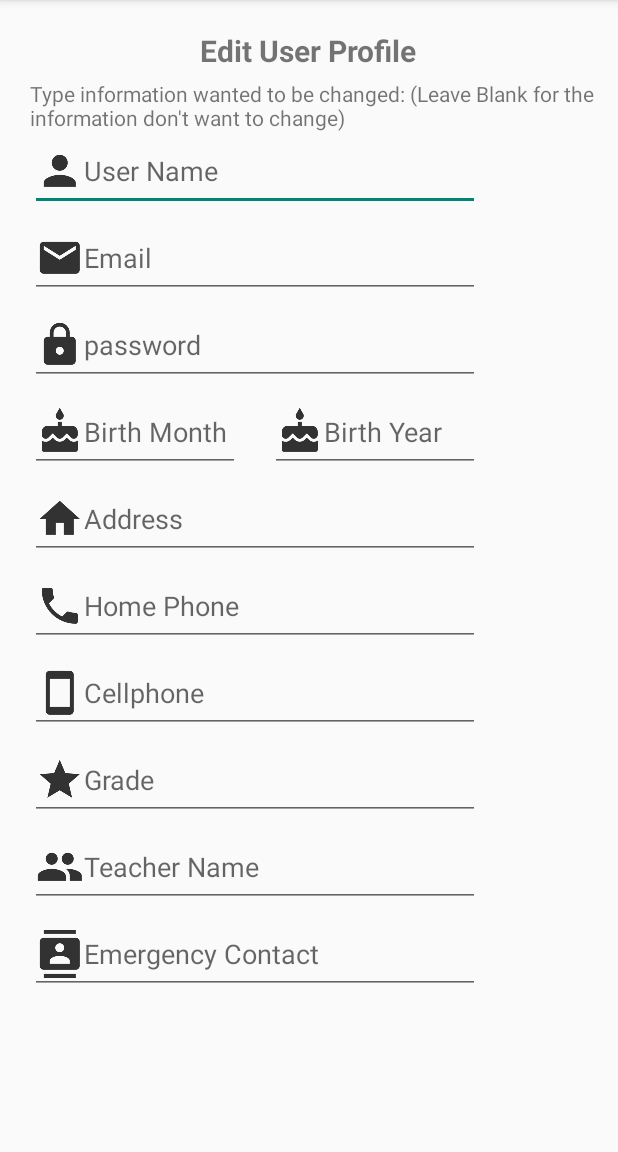
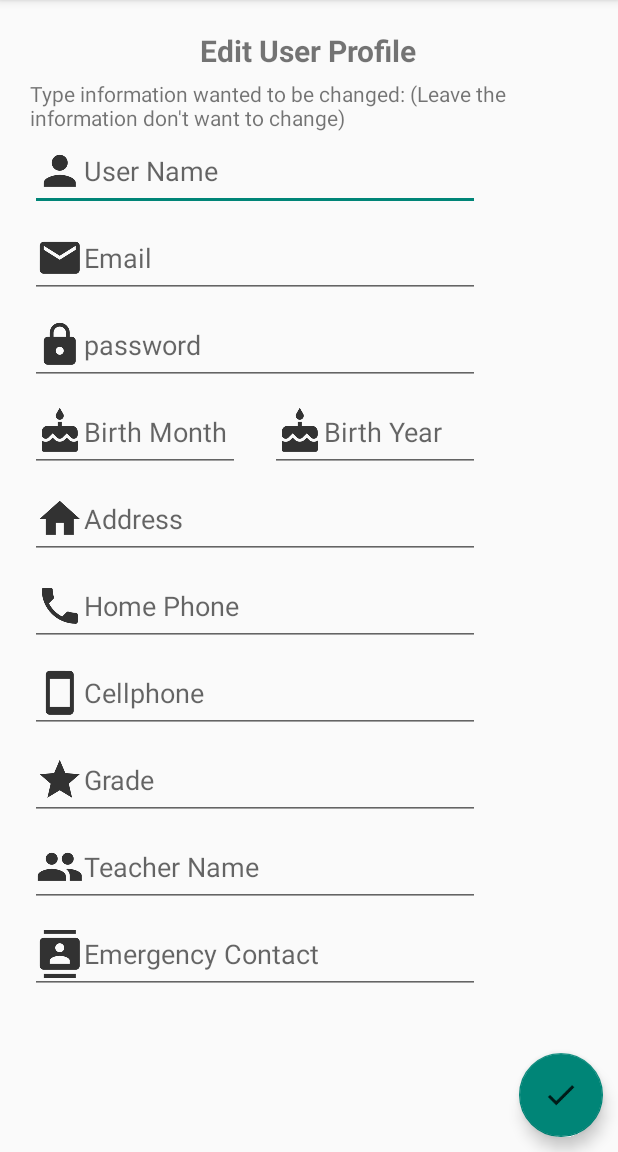
Before and after one commit to flitcher/WalkingSchool, an Android app: the EditUserProfile screen opened directly, with no data from a screen before it, on a phone screen of 412 x 824 dp, the part 84-1236 px from its top. Run offline under Robolectric (Android 15) with nearby library versions, the phone set to English and light mode, and no system bars; network calls fail; 12 statements that could not run were skipped.

Commit message:
edit user done

```diff
--- a/app/src/main/res/layout/activity_edit_user_profile.xml
+++ b/app/src/main/res/layout/activity_edit_user_profile.xml
@@ -23,7 +23,7 @@
         android:id="@+id/EditUserProfile_info"
         android:layout_marginTop="5dp"
         android:text="Type information wanted to be changed:
-(Leave Blank for the information don't want to change)"/>
+(Leave the information don't want to change)"/>
 
     <ScrollView
         android:layout_width="match_parent"
@@ -144,4 +144,15 @@
         </RelativeLayout>
     </ScrollView>
 
+    <android.support.design.widget.FloatingActionButton
+        android:layout_width="wrap_content"
+        android:layout_height="wrap_content"
+        android:src="@drawable/ic_check"
+        android:layout_alignParentRight="true"
+        android:layout_alignParentBottom="true"
+        android:layout_marginRight="10dp"
+        android:layout_marginBottom="10dp"
+        android:clickable="true"
+        android:id="@+id/EditUserProfile_okBtn"/>
+
 </RelativeLayout>
```
Also changed, not shown: app/src/main/java/walkingschoolbus/cmpt276/ca/appUI/EditUserProfile.java (+91 -10 lines).
